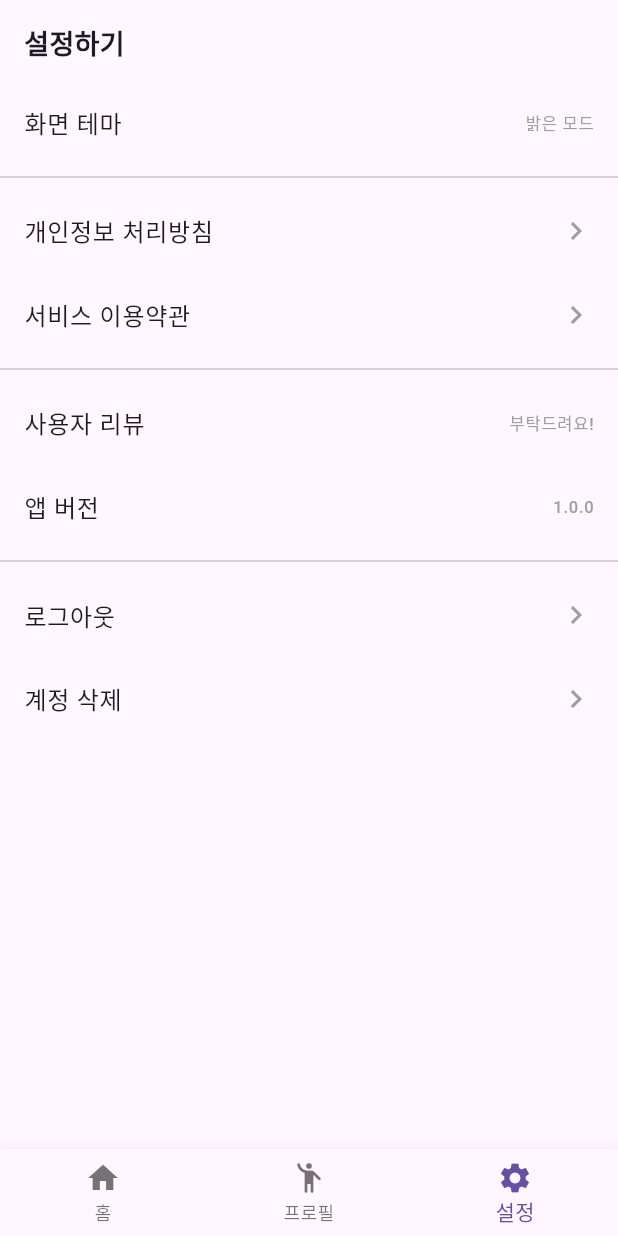
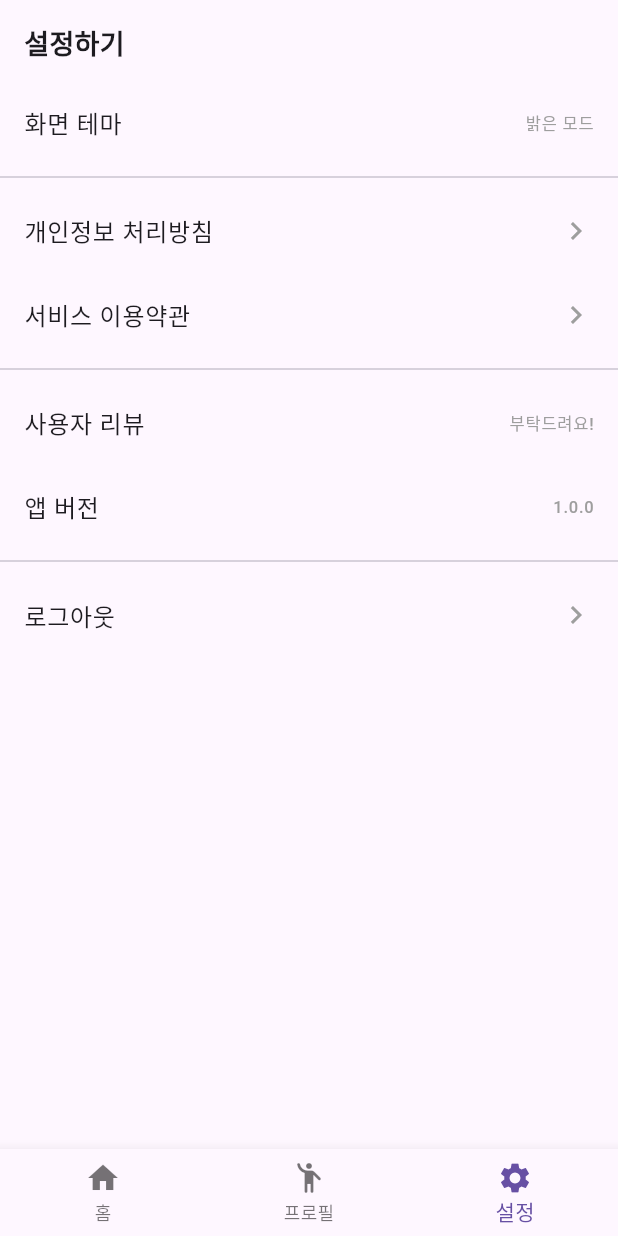
Before and after one commit to urbosaDev/ETA, a Flutter app: the BottomNavView screen opened by its route, item 3 of the bottom bar chosen, on a phone screen of 412 x 824 dp. Run offline on Flutter 3.47's test engine with Material 3 defaults, Android fonts, the phone set to English and light mode, and no system bars; our stand-ins replace cloud_firestore, firebase_auth, firebase_core, firebase_messaging, flutter_dotenv, get and 2 more; missing offline and left inert: flutter_naver_map; accounts and stored records are empty; generated files the repository leaves out were written again; statements that could not run were skipped.

Commit message:
계정삭제는 추후에 다시 고민

```diff
--- a/lib/presentation/bottomNav/setting/setting_view.dart
+++ b/lib/presentation/bottomNav/setting/setting_view.dart
@@ -40,7 +40,7 @@ class SettingView extends GetView<SettingViewModel> {
             SettingTile(title: "앱 버전", value: "1.0.0", onTap: () {}),
             const Divider(),
             SettingTile(title: "로그아웃", onTap: controller.signOut),
-            SettingTile(title: "계정 삭제", onTap: () {}),
+            // SettingTile(title: "계정 삭제", onTap: () {}),
           ],
         ),
       );
```
